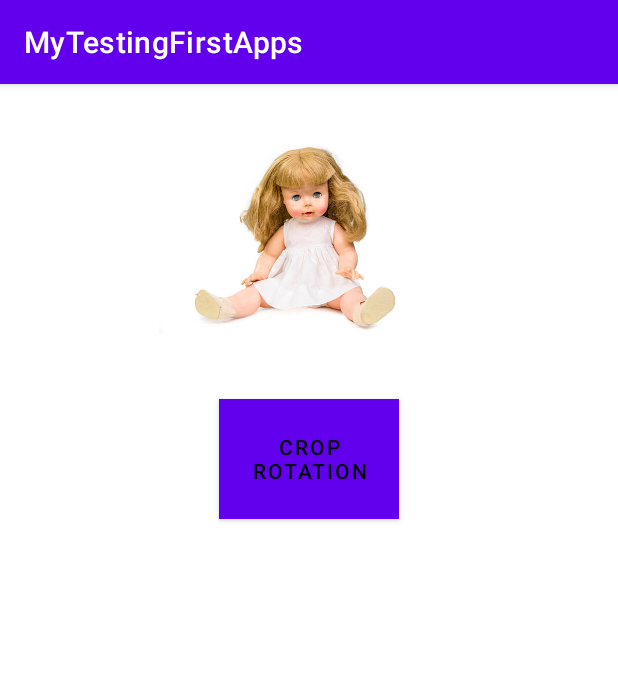
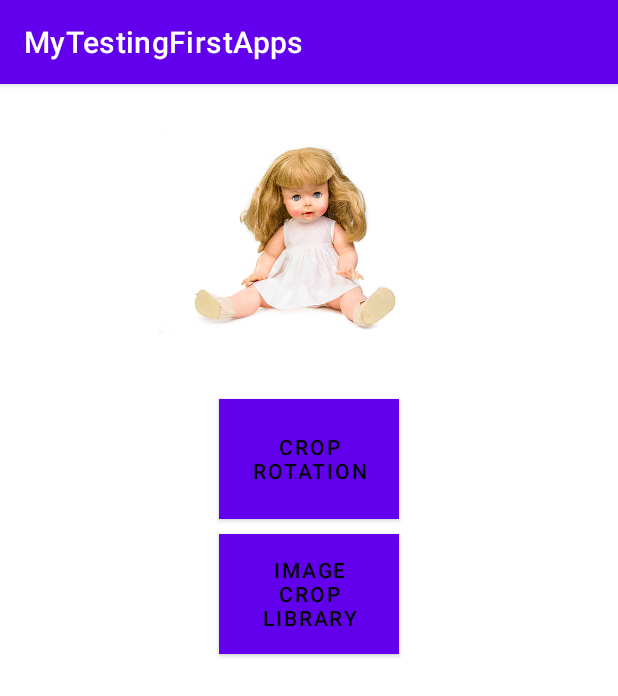
Before and after one commit to anowar1112/AndroidFindLocationAndSearch, an Android app: the screen it shows after launch (CropImageActivity), after a tap on "CROP IMAGE VIEW", on a phone screen of 412 x 824 dp. Shown: the top 696 px of the screen. Run offline under Robolectric (Android 15) with nearby library versions, the phone set to English and light mode, and no system bars; our stand-ins replace Picasso; pictures from the network do not load.

Commit message:
crop using canvus and rectenger
Signed-off-by: Anowar Hossain <anowar1112@gmail.com>

```diff
--- a/app/build.gradle
+++ b/app/build.gradle
@@ -81,4 +81,7 @@ dependencies {
     implementation("org.jetbrains.exposed:exposed-dao:0.41.1")
     implementation("org.jetbrains.exposed:exposed-jdbc:0.41.1")
     //implementation("com.h2database:h2:2.1.214")
+
+    //crop library
+    //implementation 'com.github.pqpo:SmartCropper:v2.1.3'
 }
--- a/app/src/main/AndroidManifest.xml
+++ b/app/src/main/AndroidManifest.xml
@@ -23,6 +23,7 @@
             android:supportsRtl="true"
             android:theme="@style/Theme.MyTestingFirstApps"
             tools:targetApi="31">
+
         <activity
                 android:name=".cropImage.CropImageActivity"
                 android:exported="false"/>
--- a/app/src/main/res/layout/activity_crop_image.xml
+++ b/app/src/main/res/layout/activity_crop_image.xml
@@ -32,4 +32,16 @@
             app:layout_constraintStart_toStartOf="parent"
             app:layout_constraintEnd_toEndOf="parent"/>
 
+    <Button
+            android:id="@+id/cropButton"
+            android:layout_width="120dp"
+            android:layout_height="80dp"
+            android:text="@string/image_crop_library"
+            android:textColor="@color/black"
+            android:background="@color/cardview_light_background"
+            android:layout_marginTop="10dp"
+            app:layout_constraintTop_toBottomOf="@+id/cropRotationButton"
+            app:layout_constraintStart_toStartOf="parent"
+            app:layout_constraintEnd_toEndOf="parent"/>
+
 </androidx.constraintlayout.widget.ConstraintLayout>
--- a/app/src/main/res/values/strings.xml
+++ b/app/src/main/res/values/strings.xml
@@ -16,4 +16,5 @@
     <string name="chat_gpt">Chat GPT</string>
     <string name="crop_image_view">Crop Image View</string>
     <string name="crop_rotation">Crop Rotation</string>
+    <string name="image_crop_library">Image Crop Library</string>
 </resources>
```
Also changed, not shown: app/src/main/java/com/first/mytestingfirstapps/cropImage/CropImageActivity.kt (+34 -3 lines).
